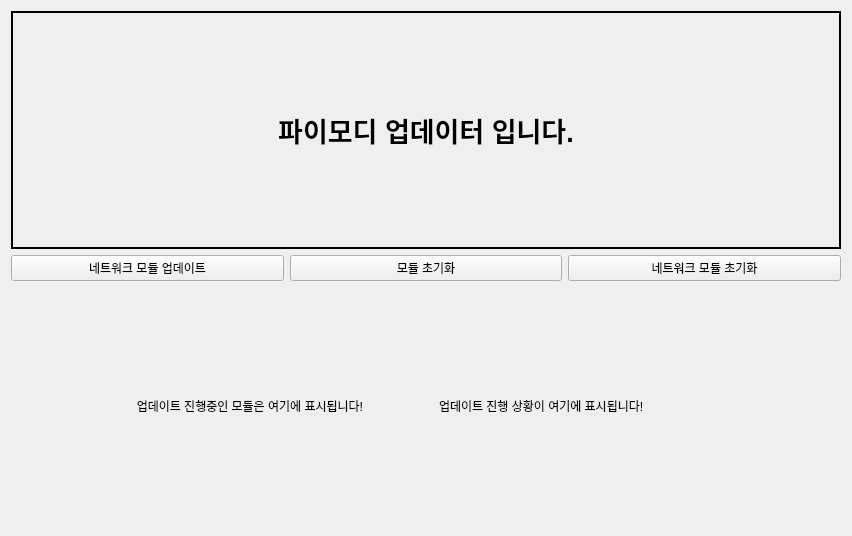
Above: modi/assets/modi_firmware_updater.ui from LUXROBO/pymodi before the change. Below: the same form after it.
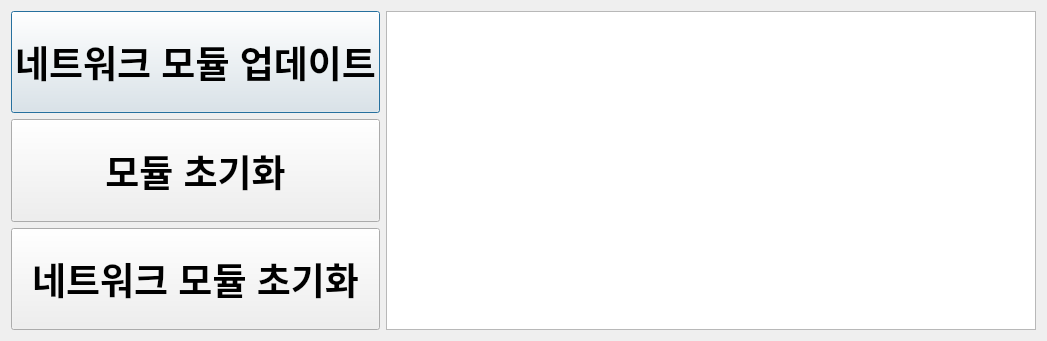
That is the form after the change. Icons and pictures are not drawn.

Commit message: Refactor GUI MODI Firmware Updater

Patch:
```diff
--- a/modi/assets/modi_firmware_updater.ui
+++ b/modi/assets/modi_firmware_updater.ui
@@ -6,28 +6,62 @@
    <rect>
     <x>0</x>
     <y>0</y>
-    <width>852</width>
-    <height>536</height>
+    <width>1020</width>
+    <height>341</height>
    </rect>
   </property>
   <property name="windowTitle">
    <string>Dialog</string>
   </property>
   <layout class="QGridLayout" name="gridLayout">
-   <item row="1" column="0">
-    <layout class="QHBoxLayout" name="horizontalLayout">
+   <item row="1" column="2">
+    <widget class="QTextBrowser" name="console">
+     <property name="sizePolicy">
+      <sizepolicy hsizetype="Minimum" vsizetype="Expanding">
+       <horstretch>0</horstretch>
+       <verstretch>0</verstretch>
+      </sizepolicy>
+     </property>
+     <property name="minimumSize">
+      <size>
+       <width>650</width>
+       <height>0</height>
+      </size>
+     </property>
+    </widget>
+   </item>
+   <item row="1" column="1">
+    <layout class="QVBoxLayout" name="verticalLayout">
+     <item>
+      <layout class="QVBoxLayout" name="verticalLayout_2">
      <item>
       <widget class="QPushButton" name="update_network_esp32">
+         <property name="sizePolicy">
+          <sizepolicy hsizetype="Minimum" vsizetype="Expanding">
+           <horstretch>0</horstretch>
+           <verstretch>0</verstretch>
+          </sizepolicy>
+         </property>
+         <property name="maximumSize">
+          <size>
+           <width>10000</width>
+           <height>16777215</height>
+          </size>
+         </property>
+         <property name="font">
+          <font>
+           <pointsize>28</pointsize>
+           <weight>75</weight>
+           <bold>true</bold>
+           <kerning>false</kerning>
+          </font>
+         </property>
        <property name="focusPolicy">
-        <enum>Qt::NoFocus</enum>
+          <enum>Qt::StrongFocus</enum>
        </property>
        <property name="text">
         <string>네트워크 모듈 업데이트</string>
        </property>
-       <property name="icon">
-        <iconset>
-         <normaloff>assets/imgs/network.png</normaloff>assets/imgs/network.png</iconset>
-       </property>
        <property name="iconSize">
         <size>
          <width>64</width>
@@ -38,16 +72,32 @@
      </item>
      <item>
       <widget class="QPushButton" name="update_stm32_modules">
+         <property name="sizePolicy">
+          <sizepolicy hsizetype="Minimum" vsizetype="Expanding">
+           <horstretch>0</horstretch>
+           <verstretch>0</verstretch>
+          </sizepolicy>
+         </property>
+         <property name="maximumSize">
+          <size>
+           <width>10000</width>
+           <height>16777215</height>
+          </size>
+         </property>
+         <property name="font">
+          <font>
+           <pointsize>28</pointsize>
+           <weight>75</weight>
+           <bold>true</bold>
+           <kerning>false</kerning>
+          </font>
+         </property>
        <property name="focusPolicy">
         <enum>Qt::NoFocus</enum>
        </property>
        <property name="text">
         <string>모듈 초기화</string>
        </property>
-       <property name="icon">
-        <iconset>
-         <normaloff>assets/imgs/button.png</normaloff>assets/imgs/button.png</iconset>
-       </property>
        <property name="iconSize">
         <size>
          <width>64</width>
@@ -58,16 +108,32 @@
      </item>
      <item>
       <widget class="QPushButton" name="update_network_stm32">
+         <property name="sizePolicy">
+          <sizepolicy hsizetype="Minimum" vsizetype="Expanding">
+           <horstretch>0</horstretch>
+           <verstretch>0</verstretch>
+          </sizepolicy>
+         </property>
+         <property name="maximumSize">
+          <size>
+           <width>10000</width>
+           <height>16777215</height>
+          </size>
+         </property>
+         <property name="font">
+          <font>
+           <pointsize>28</pointsize>
+           <weight>75</weight>
+           <bold>true</bold>
+           <kerning>false</kerning>
+          </font>
+         </property>
        <property name="focusPolicy">
         <enum>Qt::NoFocus</enum>
        </property>
        <property name="text">
         <string>네트워크 모듈 초기화</string>
        </property>
-       <property name="icon">
-        <iconset>
-         <normaloff>assets/imgs/network.png</normaloff>assets/imgs/network.png</iconset>
-       </property>
        <property name="iconSize">
         <size>
          <width>64</width>
@@ -78,87 +144,7 @@
      </item>
     </layout>
    </item>
-   <item row="2" column="0">
-    <layout class="QHBoxLayout" name="horizontalLayout_2">
-     <item>
-      <layout class="QHBoxLayout" name="horizontalLayout_5">
-       <property name="rightMargin">
-        <number>50</number>
-       </property>
-       <item>
-        <widget class="QLabel" name="local_module">
-         <property name="text">
-          <string>업데이트 진행중인 모듈은 여기에 표시됩니다!</string>
-         </property>
-         <property name="alignment">
-          <set>Qt::AlignRight|Qt::AlignTrailing|Qt::AlignVCenter</set>
-         </property>
-        </widget>
-       </item>
-       <item>
-        <widget class="QLabel" name="curr_module_img">
-         <property name="maximumSize">
-          <size>
-           <width>64</width>
-           <height>64</height>
-          </size>
-         </property>
-         <property name="font">
-          <font>
-           <weight>50</weight>
-           <bold>false</bold>
-          </font>
-         </property>
-         <property name="text">
-          <string/>
-         </property>
-         <property name="pixmap">
-          <pixmap>assets/imgs/network.png</pixmap>
-         </property>
-         <property name="scaledContents">
-          <bool>true</bool>
-         </property>
-         <property name="alignment">
-          <set>Qt::AlignCenter</set>
-         </property>
-        </widget>
-       </item>
-       <item>
-        <widget class="QLabel" name="local_percentage">
-         <property name="text">
-          <string>업데이트 진행 상황이 여기에 표시됩니다!</string>
-         </property>
-        </widget>
-       </item>
-      </layout>
-     </item>
-    </layout>
-   </item>
-   <item row="0" column="0">
-    <widget class="QLabel" name="status_label">
-     <property name="font">
-      <font>
-       <pointsize>20</pointsize>
-       <weight>75</weight>
-       <italic>false</italic>
-       <bold>true</bold>
-       <underline>false</underline>
-       <kerning>true</kerning>
-      </font>
-     </property>
-     <property name="autoFillBackground">
-      <bool>false</bool>
-     </property>
-     <property name="frameShape">
-      <enum>QFrame::WinPanel</enum>
-     </property>
-     <property name="text">
-      <string>파이모디 업데이터 입니다.</string>
-     </property>
-     <property name="alignment">
-      <set>Qt::AlignCenter</set>
-     </property>
-    </widget>
+    </layout>
    </item>
   </layout>
  </widget>
```
Lines whose indentation alone changed are shown as unchanged. The commit also changes 2 other files.
